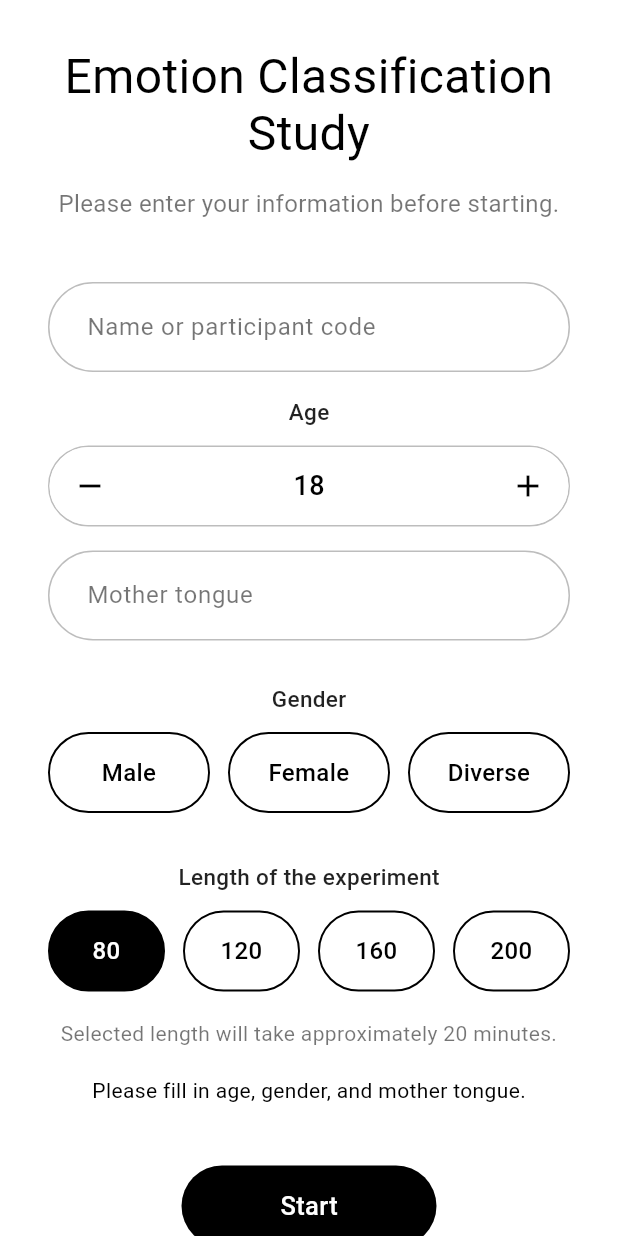
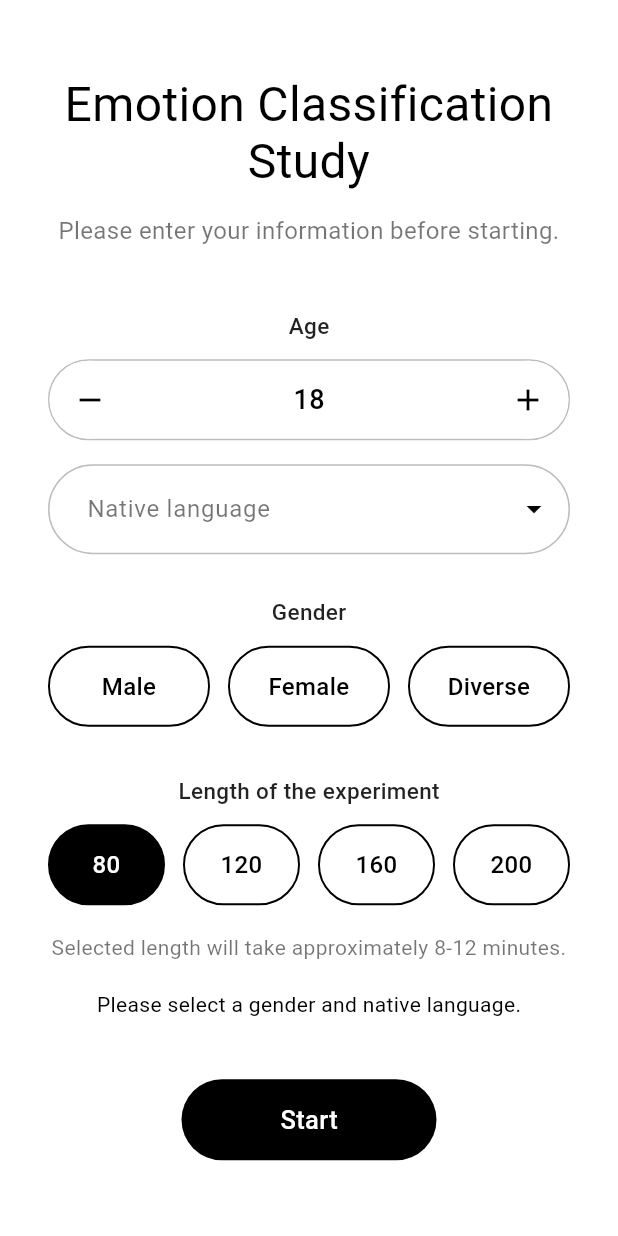
Before and after one commit to MrLaali/emotion_classification_study, a Flutter app: the screen it shows after launch, after a tap on "Start", on a phone screen of 412 x 824 dp. Run offline on Flutter 3.47's test engine with Material 3 defaults, Android fonts, the phone set to English and light mode, and no system bars; drawn by our look-alikes of dropdown_search; Roboto replaces fonts that are missing (Arial).

Commit message:
Polishing contact form UI and adding language selection dropdown

```diff
--- a/lib/screens/contact_form_screen.dart
+++ b/lib/screens/contact_form_screen.dart
@@ -1,9 +1,11 @@
 import 'package:flutter/material.dart';
-import '../widgets/study_text_field.dart';
+import 'package:dropdown_search/dropdown_search.dart';
+import 'package:uuid/uuid.dart';
 import '../widgets/choice_pill.dart';
 import '../widgets/section_label.dart';
 import '../widgets/full_width_choice_row.dart';
 import '../widgets/age_button.dart';
+import '../data/languages.dart';
 import 'experiment_screen.dart';
 
 class ContactFormScreen extends StatefulWidget {
@@ -14,14 +16,12 @@ class ContactFormScreen extends StatefulWidget {
 }
 
 class _ContactFormScreenState extends State<ContactFormScreen> {
-  final nameController = TextEditingController();
-  final ageController = TextEditingController();
-  final motherTongueController = TextEditingController();
-
+  final uuid = const Uuid();
   String? selectedGender;
   int selectedTrialCount = 80;
   bool showError = false;
   int age = 18;
+  String? selectedLanguage;
 
   final List<String> genderOptions = ['Male', 'Female', 'Diverse'];
 
@@ -29,32 +29,40 @@ class _ContactFormScreenState extends State<ContactFormScreen> {
 
   @override
   void dispose() {
-    nameController.dispose();
-    ageController.dispose();
-    motherTongueController.dispose();
     super.dispose();
   }
 
-  int estimatedMinutes(int trialCount) {
-    return (trialCount * 15 / 60).round();
+  String estimatedDurationLabel(int trialCount) {
+    switch (trialCount) {
+      case 80:
+        return '8-12 minutes';
+      case 120:
+        return '12-18 minutes';
+      case 160:
+        return '16-24 minutes';
+      case 200:
+        return '20-30 minutes';
+      default:
+        return 'approximately 10 minutes';
+    }
   }
 
   void startStudy() {
-    if (ageController.text.trim().isEmpty ||
-        selectedGender == null ||
-        motherTongueController.text.trim().isEmpty) {
+    if (selectedGender == null || selectedLanguage == null) {
       setState(() => showError = true);
       return;
     }
+
+    final participantId = uuid.v4().substring(0, 8).toUpperCase();
 
     Navigator.of(context).pushReplacement(
       MaterialPageRoute(
         builder: (_) => ExperimentScreen(
           participantInfo: {
-            'name': nameController.text.trim(),
-            'age': ageController.text.trim(),
+            'participant_id': participantId,
+            'age': age.toString(),
             'gender': selectedGender!,
-            'mother_tongue': motherTongueController.text.trim(),
+            'mother_tongue': selectedLanguage!,
             'trial_count': selectedTrialCount.toString(),
           },
         ),
@@ -64,7 +72,7 @@ class _ContactFormScreenState extends State<ContactFormScreen> {
 
   @override
   Widget build(BuildContext context) {
-    final minutes = estimatedMinutes(selectedTrialCount);
+    final durationLabel = estimatedDurationLabel(selectedTrialCount);
 
     return Scaffold(
       body: Center(
@@ -97,12 +105,6 @@ class _ContactFormScreenState extends State<ContactFormScreen> {
                     ),
                   ),
                   const SizedBox(height: 40),
-
-                  StudyTextField(
-                    controller: nameController,
-                    label: 'Name or participant code',
-                  ),
-                  const SizedBox(height: 16),
 
                   const SectionLabel('Age'),
                   const SizedBox(height: 12),
@@ -150,11 +152,53 @@ class _ContactFormScreenState extends State<ContactFormScreen> {
                     ),
                   ),
                   const SizedBox(height: 16),
-                  StudyTextField(
-                    controller: motherTongueController,
-                    label: 'Mother tongue',
+                  DropdownSearch<String>(
+                    selectedItem: selectedLanguage,
+                    items: (filter, loadProps) => languages,
+                    onSelected: (value) {
+                      setState(() {
+                        selectedLanguage = value;
+                      });
+                    },
+                    popupProps: PopupProps.menu(
+                      showSearchBox: true,
+                      searchFieldProps: TextFieldProps(
+                        cursorColor: Colors.black,
+                        decoration: InputDecoration(
+                          hintText: 'Search language...',
+                          focusedBorder: OutlineInputBorder(
+                            borderRadius: BorderRadius.circular(100),
+                            borderSide: const BorderSide(color: Colors.black),
+                          ),
+                          enabledBorder: OutlineInputBorder(
+                            borderRadius: BorderRadius.circular(100),
+                            borderSide: const BorderSide(color: Colors.black26),
+                          ),
+                        ),
+                      ),
+                    ),
+                    decoratorProps: DropDownDecoratorProps(
+                      decoration: InputDecoration(
+                        labelText: 'Native language',
+                        labelStyle: const TextStyle(color: Colors.black54),
+                        floatingLabelStyle: const TextStyle(
+                          color: Colors.black,
+                        ),
+                        enabledBorder: OutlineInputBorder(
+                          borderRadius: BorderRadius.circular(100),
+                          borderSide: const BorderSide(color: Colors.black26),
+                        ),
+                        focusedBorder: OutlineInputBorder(
+                          borderRadius: BorderRadius.circular(100),
+                          borderSide: const BorderSide(color: Colors.black),
+                        ),
+                        contentPadding: const EdgeInsets.symmetric(
+                          horizontal: 22,
+                          vertical: 18,
+                        ),
+                      ),
+                    ),
                   ),
-
                   const SizedBox(height: 28),
                   const SectionLabel('Gender'),
                   const SizedBox(height: 12),
@@ -195,7 +239,7 @@ class _ContactFormScreenState extends State<ContactFormScreen> {
 
                   const SizedBox(height: 18),
                   Text(
-                    'Selected length will take approximately $minutes minutes.',
+                    'Selected length will take approximately $durationLabel.',
                     textAlign: TextAlign.center,
                     style: const TextStyle(color: Colors.black54, fontSize: 14),
                   ),
@@ -203,7 +247,7 @@ class _ContactFormScreenState extends State<ContactFormScreen> {
                   if (showError) ...[
                     const SizedBox(height: 18),
                     const Text(
-                      'Please fill in age, gender, and mother tongue.',
+                      'Please select a gender and native language.',
                       style: TextStyle(color: Colors.black, fontSize: 14),
                     ),
                   ],
--- a/pubspec.yaml
+++ b/pubspec.yaml
@@ -34,6 +34,9 @@ dependencies:
   # The following adds the Cupertino Icons font to your application.
   # Use with the CupertinoIcons class for iOS style icons.
   cupertino_icons: ^1.0.8
+  dropdown_search: ^7.0.0
+  uuid: ^4.5.3
+
 
 dev_dependencies:
   flutter_test:
```
Also changed, not shown: lib/data/languages.dart (renamed from lib/core/language_list.dart), pubspec.lock, 1 other file.
